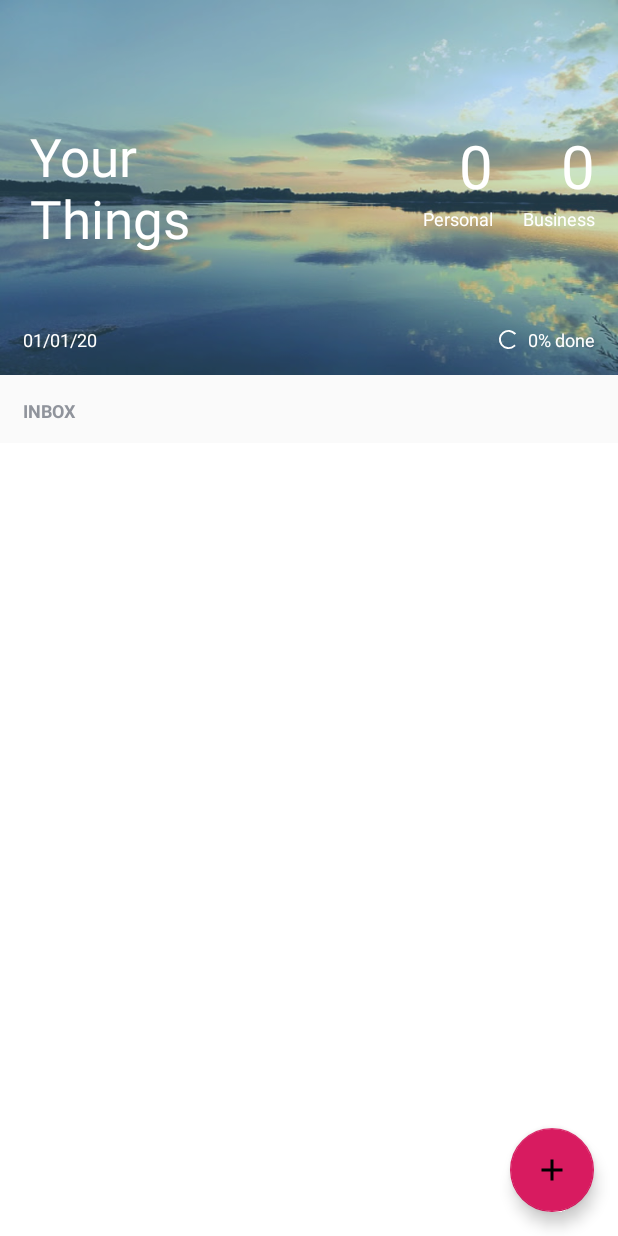
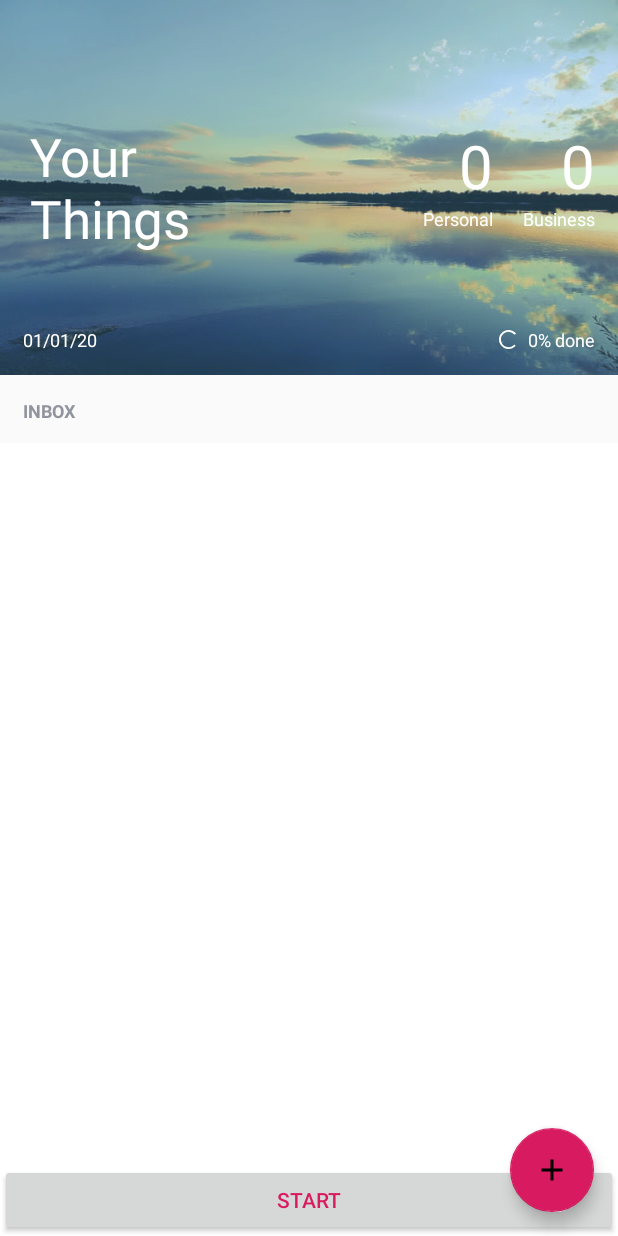
Before and after one commit to Hripsime14/Todo, an Android app: the screen it shows after launch (MainActivity), on a phone screen of 412 x 824 dp. Run offline under Robolectric (Android 15) with nearby library versions, the phone set to English and light mode, and no system bars.

```diff
--- a/app/build.gradle
+++ b/app/build.gradle
@@ -27,6 +27,8 @@ dependencies {
     implementation 'androidx.recyclerview:recyclerview:1.1.0'
     implementation 'com.google.android.gms:play-services-maps:17.0.0'
     implementation 'com.google.android.gms:play-services-location:17.0.0'
+    //noinspection GradleCompatible
+    implementation 'com.android.support:support-compat:28.0.0'
     testImplementation 'junit:junit:4.12'
     androidTestImplementation 'androidx.test.ext:junit:1.1.1'
     androidTestImplementation 'androidx.test.espresso:espresso-core:3.2.0'
--- a/app/src/main/java/com/example/todoapp/MainActivity.java
+++ b/app/src/main/java/com/example/todoapp/MainActivity.java
@@ -6,8 +6,14 @@ import androidx.recyclerview.widget.DividerItemDecoration;
 import androidx.recyclerview.widget.LinearLayoutManager;
 import androidx.recyclerview.widget.RecyclerView;
 
+import android.app.AlarmManager;
+import android.app.NotificationChannel;
+import android.app.NotificationManager;
+import android.app.PendingIntent;
 import android.content.Intent;
+import android.os.Build;
 import android.os.Bundle;
+import android.util.Log;
 import android.view.View;
 import android.widget.TextView;
 
@@ -27,11 +33,45 @@ public class MainActivity extends AppCompatActivity {
     private TextView workDonePercent;
     private ToDoService toDoService = ToDoService.getInstance();
     private int pos;
+//    private int NOTIFICATION_ID = 77;
+    private String CHANNEL_ID = "CHANNEL_ID";
+
+
+    public void sendNotification (View view) {
+        Intent intent = new Intent(MainActivity.this, ReminderBroadcast.class);
+        intent.setFlags(Intent.FLAG_ACTIVITY_NEW_TASK | Intent.FLAG_ACTIVITY_CLEAR_TASK);
+        PendingIntent pendingIntent = PendingIntent.getBroadcast(MainActivity.this, 55,
+                intent, PendingIntent.FLAG_UPDATE_CURRENT);
+
+        AlarmManager alarmManager = (AlarmManager) getSystemService(ALARM_SERVICE);
+        long timeAtButtonClick = System.currentTimeMillis();
+        long tenSecondsInMillis = 10 * 1000;
+        Log.d("logalarm", "sendNotification: I'm here");
+
+        alarmManager.set(AlarmManager.RTC_WAKEUP, timeAtButtonClick + tenSecondsInMillis, pendingIntent);
+    }
+
+//Ars es pahy ignore ara
+/*  public void startService(View v) {
+        String input = "INPUT";
+        Intent serviceIntent = new Intent(this, NotificationService.class);
+
+        serviceIntent.putExtra("inputExtra", input);
+
+        startService(serviceIntent);
+    }
+
+    public void stopService(View v) {
+        Intent serviceIntent = new Intent(this, NotificationService.class);
+        stopService(serviceIntent);
+    }*/
 
     @Override
     protected void onCreate(Bundle savedInstanceState) {
         super.onCreate(savedInstanceState);
         setContentView(R.layout.activity_main);
+
+        createNotificationChannel();
 
         new ToDoHelper(this);
         toDoService.setContext(getApplicationContext());
@@ -56,7 +96,6 @@ public class MainActivity extends AppCompatActivity {
         list.addItemDecoration(dividerItemDecoration);
 
 
-
         FloatingActionButton plusButton = findViewById(R.id.fab_id);
         plusButton.setOnClickListener(new View.OnClickListener() {
             @Override
@@ -67,6 +106,18 @@ public class MainActivity extends AppCompatActivity {
         });
     }
 
+    private void createNotificationChannel() {
+        if (Build.VERSION.SDK_INT >= Build.VERSION_CODES.O) {
+            CharSequence name = getString(R.string.channel_name);
+            String description = getString(R.string.channel_description);
+            int importance = NotificationManager.IMPORTANCE_DEFAULT;
+            NotificationChannel channel = new NotificationChannel(CHANNEL_ID, name, importance);
+            channel.setDescription(description);
+
+            NotificationManager notificationManager = getSystemService(NotificationManager.class);
+            notificationManager.createNotificationChannel(channel);
+        }
+    }
 
     @Override
     protected void onActivityResult(int requestCode, int resultCode, @Nullable Intent data) {
--- a/app/src/main/java/com/example/todoapp/Services/ToDoService.java
+++ b/app/src/main/java/com/example/todoapp/Services/ToDoService.java
@@ -72,7 +72,6 @@ public class ToDoService {
                     model.setTitle(cursor.getString(i++));
                     model.setPlace(cursor.getString(i++));
                     model.setTimeStamp(cursor.getLong(i++));
-                    Log.d("lognotification", "getList: notification = " + cursor.getString(i));
                     model.setNotification(cursor.getString(i));
                     modelList.add(model);
                     i = 0;
--- a/app/src/main/res/layout/activity_main.xml
+++ b/app/src/main/res/layout/activity_main.xml
@@ -137,6 +137,14 @@
         app:layout_constraintBottom_toBottomOf="parent"
         app:layout_constraintEnd_toEndOf="parent"/>
 
+    <Button
+        android:layout_width = "match_parent"
+        android:layout_height = "wrap_content"
+        android:layout_centerInParent = "true"
+        android:onClick = "sendNotification"
+        android:text = "start"
+        app:layout_constraintBottom_toBottomOf="parent"
+        app:layout_constraintEnd_toEndOf="parent" />
 
 
 </androidx.constraintlayout.widget.ConstraintLayout>
--- a/app/src/main/res/values/strings.xml
+++ b/app/src/main/res/values/strings.xml
@@ -25,4 +25,6 @@
         <item>Personal</item>
     </string-array>
     <string name="title_activity_maps">Maps</string>
+    <string name="channel_name">TODO reminder</string>
+    <string name="channel_description">This is for reminding you for your TODOs</string>
 </resources>
```
Also changed, not shown: app/src/main/AndroidManifest.xml (+19 -1 lines), app/src/main/java/com/example/todoapp/ReminderBroadcast.java (added, +30 -0 lines), app/src/main/res/drawable/notifications.xml (added, +10 -0 lines).
